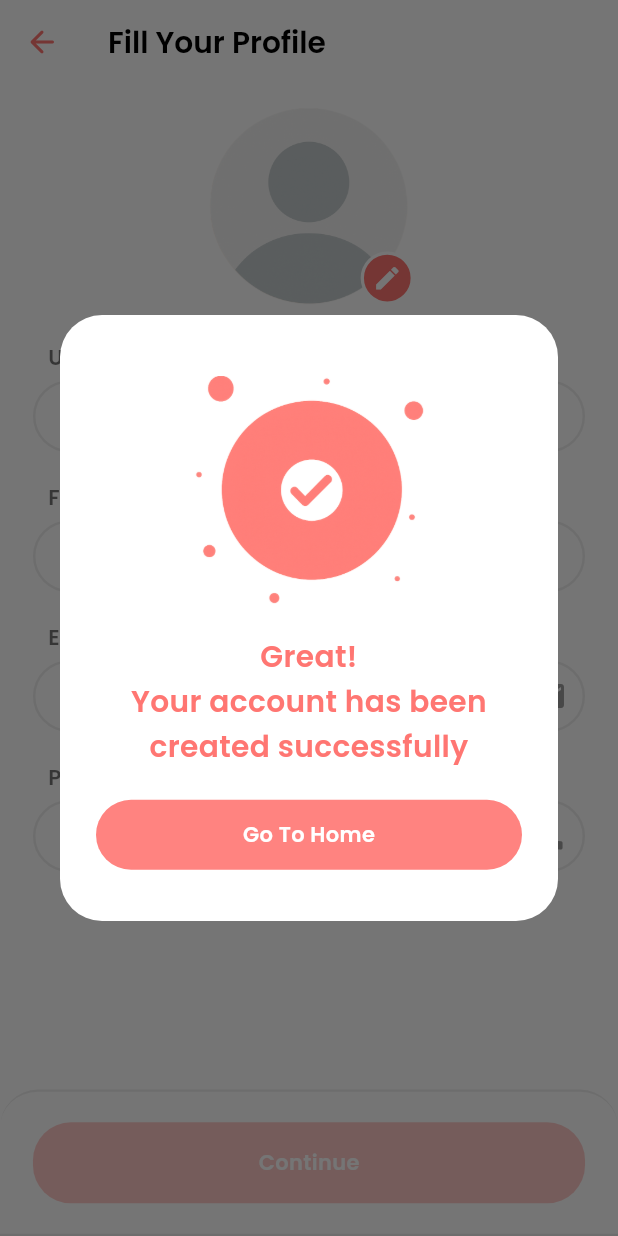
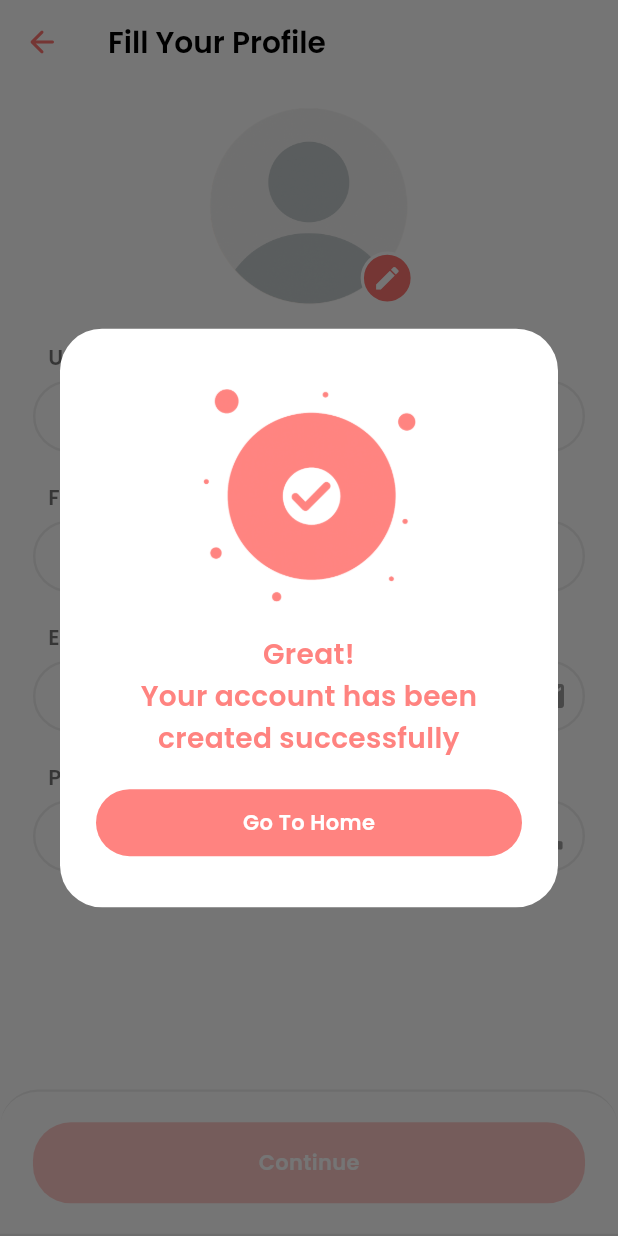
Before and after one commit to Aman-Singh-Rawat/newsy_app, a Flutter app: the FillYourProfileScreen screen opened directly, after a tap on "Continue", on a phone screen of 412 x 824 dp. Run offline on Flutter 3.47's test engine with Material 3 defaults, Android fonts, the phone set to English and light mode, and no system bars; our stand-ins replace flutter_screenutil, flutter_spinkit, flutter_svg, google_fonts, grouped_list, introduction_screen and 1 more.

Commit message:
UPDATE:: show_account_created_dialog.dart

```diff
--- a/lib/core/utils/constants.dart
+++ b/lib/core/utils/constants.dart
@@ -46,7 +46,7 @@ final List<Map<String, String>> newsChannels = [
 ];
 
 final List<NotificationGroup> notificationGroups = [
-  NotificationGroup(
+  NotificationGroup( // object of NotificationGroup
     notificationGroupId: "1",
     notifications: [
       Notification(
--- a/lib/core/utils/enums.dart
+++ b/lib/core/utils/enums.dart
@@ -1 +1,3 @@
 enum NotificationType { news, isFollowingYou, message }
+
+// NotificationType.news == NotificationType.news
--- a/lib/main.dart
+++ b/lib/main.dart
@@ -5,6 +5,7 @@ import 'package:flutter_screenutil/flutter_screenutil.dart';
 import 'package:newsy/view/views/home/home_screen.dart';
 import 'package:newsy/view/views/home/notification_screen.dart';
 import 'package:newsy/view/views/main_screen.dart';
+import 'package:newsy/view/views/onboarding/splash_screen.dart';
 import 'package:newsy/view/views/setup-profile/choose_your_news_sources.dart';
 import 'package:newsy/view/views/setup-profile/fill_your_profile_screen.dart';
 
@@ -78,7 +79,7 @@ class MyApp extends StatelessWidget {
               seedColor: Colorr.primaryColor[400]!,
             ),
           ),
-          home: NotificationScreen(),
+          home: SplashScreen(),
         );
       },
     );
--- a/lib/view/widgets/show_account_created_dialog.dart
+++ b/lib/view/widgets/show_account_created_dialog.dart
@@ -4,6 +4,7 @@ import 'package:google_fonts/google_fonts.dart';
 import 'package:newsy/core/theme/app_colors.dart';
 import 'package:newsy/core/utils/assets.dart';
 import 'package:newsy/view/views/home/home_screen.dart';
+import 'package:newsy/view/views/main_screen.dart';
 import 'package:newsy/view/widgets/custom_btn.dart';
 
 showAccountCreatedDialog({required BuildContext context}) {
@@ -14,7 +15,13 @@ showAccountCreatedDialog({required BuildContext context}) {
       crossAxisAlignment: CrossAxisAlignment.center,
       children: [
         SizedBox(height: 24.h),
-        Image.asset(Assets.imgSuccessDialog, height: 150.h, width: 150.w),
+        Image.asset(
+          Assets.imgSuccessDialog,
+          height: 140.h,
+          width: 140.w,
+          color: Colorr.primaryColor[400]!.withOpacity(0.9),
+          colorBlendMode: BlendMode.srcIn,
+        ),
 
         SizedBox(height: 20.h),
 
@@ -23,8 +30,8 @@ showAccountCreatedDialog({required BuildContext context}) {
           textAlign: TextAlign.center,
           style: GoogleFonts.poppins(
             height: 1.5,
-            color: Colorr.primaryColor[400],
-            fontSize: 18.sp,
+            color: Colorr.primaryColor[400]!.withOpacity(0.9),
+            fontSize: 17.sp,
             fontWeight: FontWeight.w600,
           ),
         ),
@@ -32,10 +39,13 @@ showAccountCreatedDialog({required BuildContext context}) {
         SizedBox(height: 20.h),
 
         CustomBtn(
-          height: 46.h,
+          height: 44.h,
           color: Colorr.primaryColor[400]!.withOpacity(0.9),
           btnText: "Go To Home",
-          onTap: ()=> Navigator.of(context).push(MaterialPageRoute(builder: (context) => HomeScreen()))
+
+          onTap: () => Navigator.of(
+            context,
+          ).push(MaterialPageRoute(builder: (context) => MainScreen())),
         ),
 
         SizedBox(height: 10.h),
```
